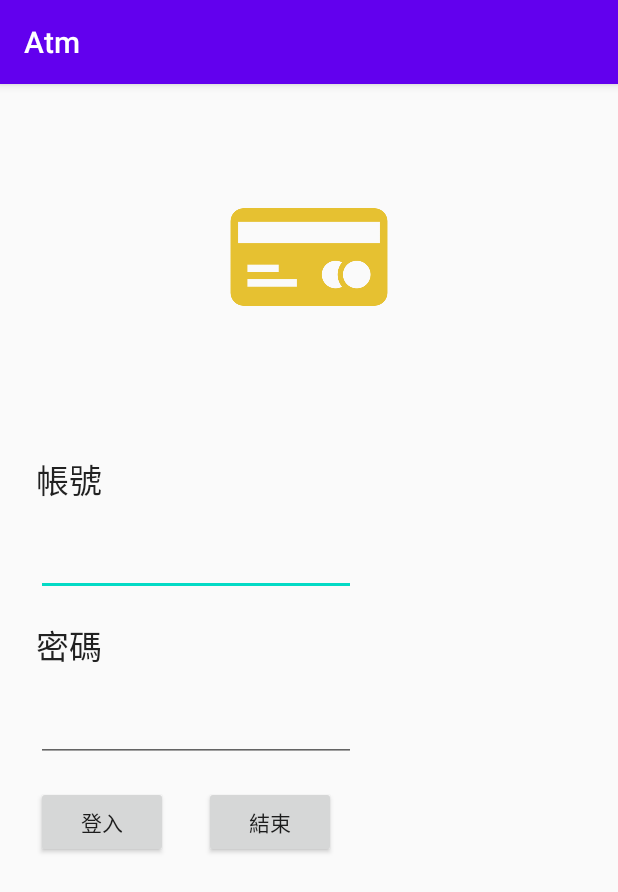
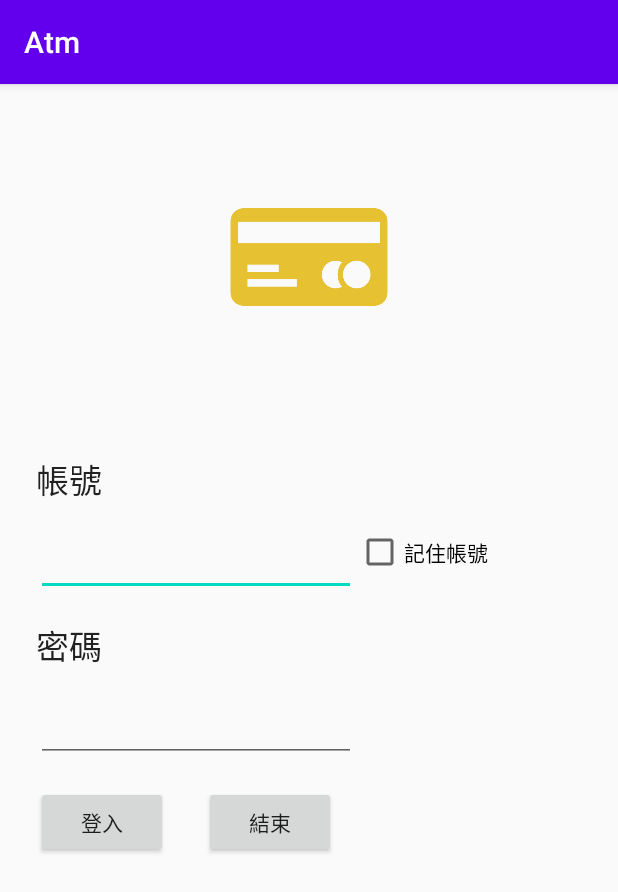
Before and after one commit to YuchengChien/Atm, an Android app: the screen it shows after launch (LoginActivity), on a phone screen of 412 x 824 dp. Shown: the top 892 px of the screen. Run offline under Robolectric (Android 15) with nearby library versions, the phone set to English and light mode, and no system bars; our stand-ins replace Firebase (no records; nobody signed in at launch, a user with empty details on screens opened directly).

```diff
--- a/app/src/main/java/com/jason/atm/LoginActivity.java
+++ b/app/src/main/java/com/jason/atm/LoginActivity.java
@@ -7,6 +7,8 @@ import androidx.appcompat.app.AppCompatActivity;
 import android.os.Bundle;
 import android.util.Log;
 import android.view.View;
+import android.widget.CheckBox;
+import android.widget.CompoundButton;
 import android.widget.EditText;
 
 import com.google.firebase.database.DataSnapshot;
@@ -19,17 +21,41 @@ public class LoginActivity extends AppCompatActivity {
     private static final String TAG = LoginActivity.class.getSimpleName();
     private EditText ed_userId;
     private EditText ed_password;
+    private CheckBox cb_remember;
 
     @Override
     protected void onCreate(Bundle savedInstanceState) {
         super.onCreate(savedInstanceState);
         setContentView(R.layout.activity_login);
+        getSharedPreferences("atm", MODE_PRIVATE)
+                .edit()
+                .putInt("LEVEL", 3)
+                .putString("NAME", "Tom")
+                .commit();
+        int level = getSharedPreferences("atm", MODE_PRIVATE)
+                .getInt("LEVEL", 0);
+        Log.d(TAG, "onCreate: " + level);
         ed_userId = findViewById(R.id.userId);
         ed_password = findViewById(R.id.passwd);
+        cb_remember = findViewById(R.id.cb_rem_userid);
+        cb_remember.setChecked(
+                getSharedPreferences("atm", MODE_PRIVATE).getBoolean("REMEMBER_USERID", false));
+        cb_remember.setOnCheckedChangeListener(new CompoundButton.OnCheckedChangeListener() {
+            @Override
+            public void onCheckedChanged(CompoundButton buttonView, boolean isChecked) {
+                getSharedPreferences("atm", MODE_PRIVATE)
+                        .edit()
+                        .putBoolean("REMEMBER_USERID", isChecked)
+                        .apply();
+            }
+        });
+        String userid = getSharedPreferences("atm", MODE_PRIVATE)
+                .getString("USERID", "");
+        ed_userId.setText(userid);
     }
 
     public void login(View view) {
-        String userId = ed_userId.getText().toString();
+        final String userId = ed_userId.getText().toString();
         final String password = ed_password.getText().toString();
         FirebaseDatabase.getInstance().getReference("users")
                 .child(userId).child("password")
@@ -38,6 +64,15 @@ public class LoginActivity extends AppCompatActivity {
                     public void onDataChange(@NonNull DataSnapshot dataSnapshot) {
                         String pw = (String)dataSnapshot.getValue();
                         if(pw.equals(password)) {
+                            boolean remember = getSharedPreferences("atm", MODE_PRIVATE)
+                                    .getBoolean("REMEMBER_USERID", false);
+                            if(remember) {
+                                // save userid
+                                getSharedPreferences("atm", MODE_PRIVATE)
+                                        .edit()
+                                        .putString("USERID", userId)
+                                        .apply();
+                            }
                             setResult(RESULT_OK);
                             finish();
                         } else {
--- a/app/src/main/res/layout/activity_login.xml
+++ b/app/src/main/res/layout/activity_login.xml
@@ -83,4 +83,12 @@
         android:text="結束"
         app:layout_constraintStart_toEndOf="@+id/button"
         app:layout_constraintTop_toTopOf="@+id/button" />
+
+    <CheckBox
+        android:id="@+id/cb_rem_userid"
+        android:layout_width="wrap_content"
+        android:layout_height="wrap_content"
+        android:text="記住帳號"
+        app:layout_constraintStart_toEndOf="@+id/userId"
+        app:layout_constraintTop_toTopOf="@+id/userId" />
 </androidx.constraintlayout.widget.ConstraintLayout>
```
